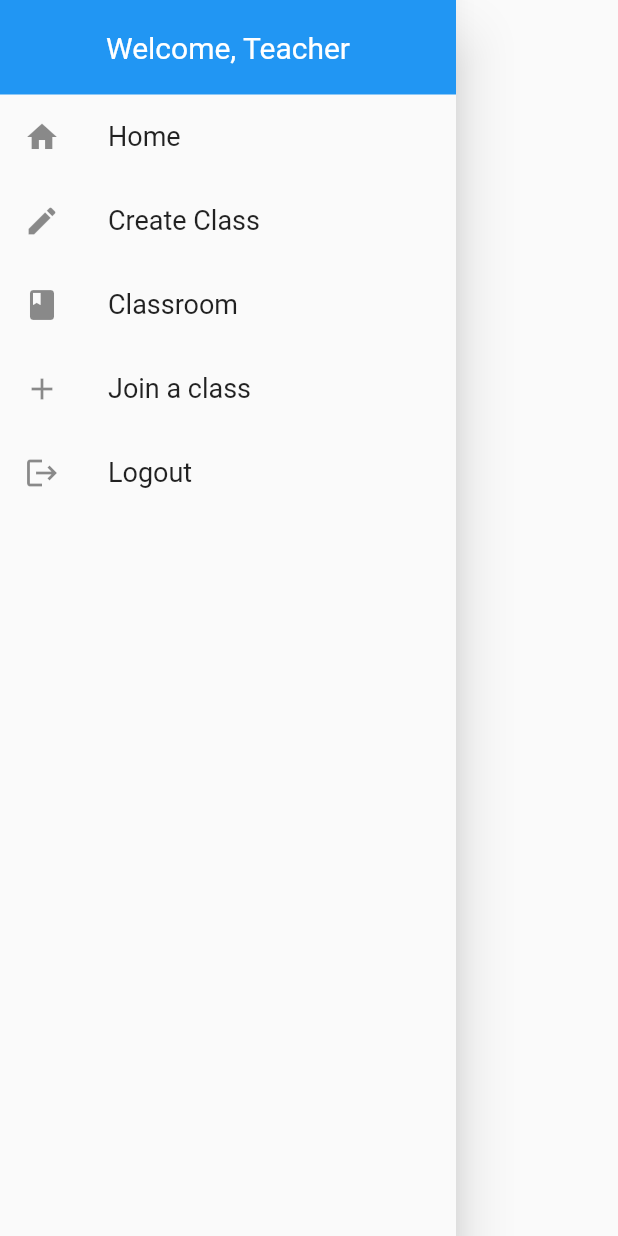
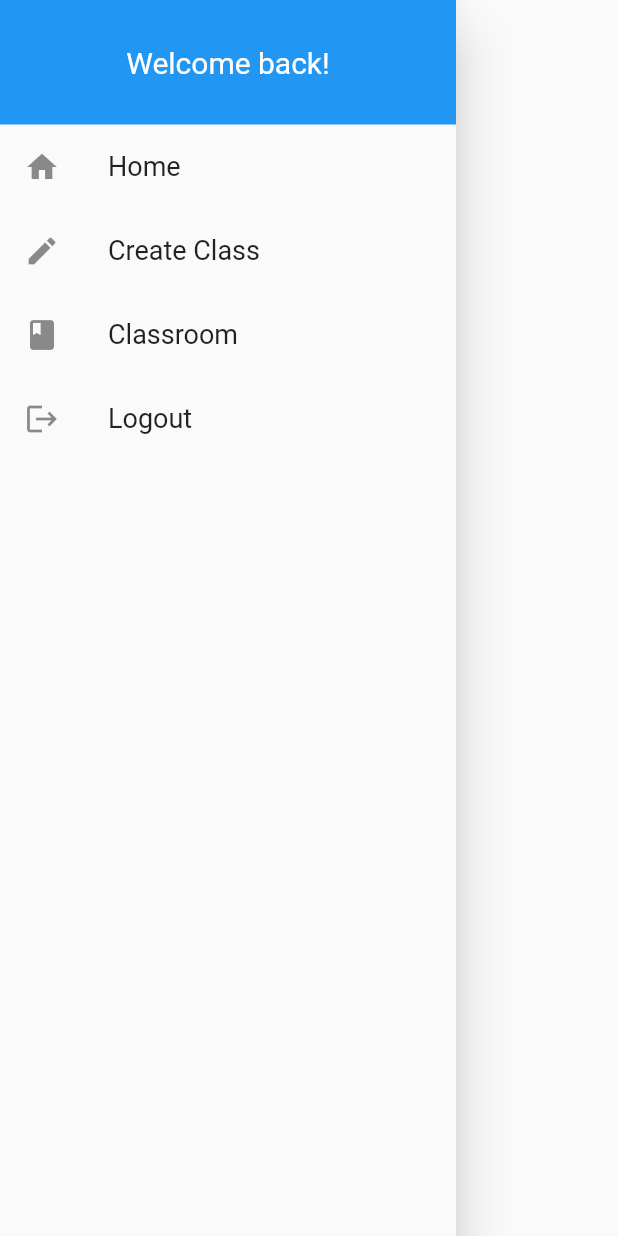
Before and after one commit to Gaurav-Zaiswal/aithon-mobile-fe, a Flutter app: the MainDrawerTeacher widget shown alone on an empty page, opened directly, on a phone screen of 412 x 824 dp. Run offline on Flutter 3.47's test engine with Material 2 defaults, Android fonts, the phone set to English and light mode, and no system bars; our stand-ins replace datetime_picker_formfield, file_picker, flutter_secure_storage, get, pin_code_fields, shared_preferences; missing offline and left inert: flutter_gradient_colors, jitsi_meet; accounts and stored records are empty; network calls fail.

Commit message:
[UPDATE]: removed joined class tab from teachers main drawer and added verical padding

```diff
--- a/scoreapp/lib/utils/main_drawer_teacher.dart
+++ b/scoreapp/lib/utils/main_drawer_teacher.dart
@@ -13,13 +13,13 @@ class MainDrawerTeacher extends StatelessWidget {
         children: [
           Container(
             width: double.infinity,
-            padding: EdgeInsets.all(20),
+            padding: EdgeInsets.symmetric(vertical:30),
             color: Theme.of(context).primaryColor,
             child: Center(
               child: Column(
                 children: [
                   Text(
-                    'Welcome, Teacher',
+                    'Welcome back!',
                     style: TextStyle(fontSize: 20, color: Colors.white),
                   )
                 ],
@@ -35,7 +35,7 @@ class MainDrawerTeacher extends StatelessWidget {
               ),
             ),
             onTap: () {
-              Get.toNamed("/");
+              Get.toNamed("/home-teacher");
             },
           ),
           ListTile(
@@ -62,16 +62,16 @@ class MainDrawerTeacher extends StatelessWidget {
               Get.toNamed("/classroom");
             },
           ),
-          ListTile(
-            leading: Icon(Icons.add),
-            title: Text(
-              'Join a class',
-              style: TextStyle(
-                fontSize: 18,
-              ),
-            ),
-            onTap: null,
-          ),
+          // ListTile(
+          //   leading: Icon(Icons.add),
+          //   title: Text(
+          //     'Join a class',
+          //     style: TextStyle(
+          //       fontSize: 18,
+          //     ),
+          //   ),
+          //   onTap: null,
+          // ),
           ListTile(
             leading: Icon(Icons.logout),
             title: Text(
```
